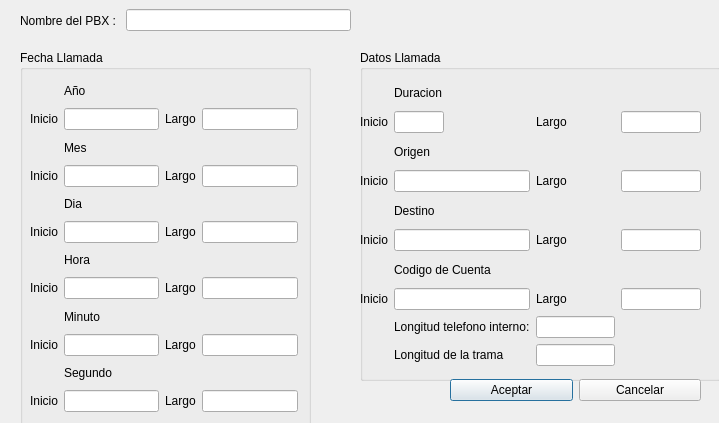
Before: the Qt Designer form Desktop/CRUD_PBX.ui in vialrogo/pbx-viewer, drawn with Qt 5.
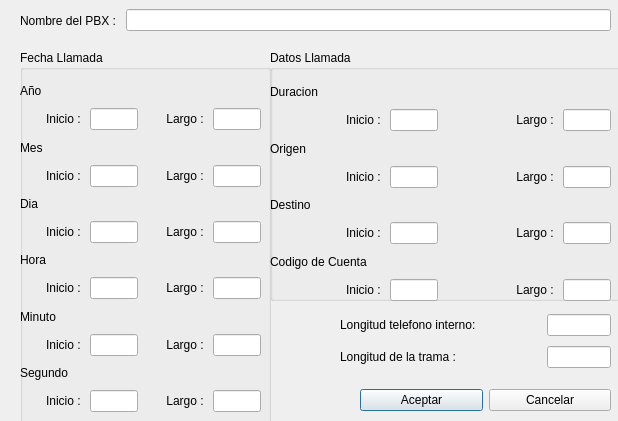
After: the same form once the commit is applied.

What changed in the file:
```diff
--- a/Desktop/CRUD_PBX.ui
+++ b/Desktop/CRUD_PBX.ui
@@ -6,19 +6,19 @@
    <rect>
     <x>0</x>
     <y>0</y>
-    <width>719</width>
-    <height>423</height>
+    <width>618</width>
+    <height>421</height>
    </rect>
   </property>
   <property name="windowTitle">
-   <string>CRUD_PBX</string>
+   <string>Configuracion de perfiles de PBX</string>
   </property>
   <widget class="QGroupBox" name="groupBox">
    <property name="geometry">
     <rect>
      <x>20</x>
      <y>50</y>
-     <width>291</width>
+     <width>251</width>
      <height>381</height>
     </rect>
    </property>
@@ -28,41 +28,150 @@
    <widget class="QWidget" name="gridLayoutWidget">
     <property name="geometry">
      <rect>
-      <x>10</x>
+      <x>0</x>
       <y>30</y>
-      <width>268</width>
+      <width>241</width>
       <height>332</height>
      </rect>
     </property>
     <layout class="QGridLayout" name="gridLayout">
-     <item row="2" column="0">
+     <item row="3" column="0">
       <widget class="QLabel" name="label_2">
        <property name="text">
-        <string>Inicio</string>
+        <string>Inicio : </string>
        </property>
-      </widget>
-     </item>
-     <item row="2" column="1">
-      <widget class="QLineEdit" name="lineEditAnoI"/>
-     </item>
-     <item row="2" column="2">
-      <widget class="QLabel" name="label_3">
-       <property name="text">
-        <string>Largo</string>
+       <property name="alignment">
+        <set>Qt::AlignRight|Qt::AlignTrailing|Qt::AlignVCenter</set>
        </property>
       </widget>
      </item>
-     <item row="2" column="3">
-      <widget class="QLineEdit" name="lineEditAnoL"/>
-     </item>
      <item row="3" column="1">
-      <widget class="QLabel" name="label_4">
-       <property name="text">
-        <string>Mes</string>
+      <widget class="QLineEdit" name="lineEditAnoI">
+       <property name="minimumSize">
+        <size>
+         <width>10</width>
+         <height>0</height>
+        </size>
        </property>
+       <property name="maximumSize">
+        <size>
+         <width>48</width>
+         <height>16777215</height>
+        </size>
+       </property>
       </widget>
      </item>
-     <item row="1" column="1">
+     <item row="3" column="3">
+      <widget class="QLineEdit" name="lineEditAnoL">
+       <property name="maximumSize">
+        <size>
+         <width>48</width>
+         <height>16777215</height>
+        </size>
+       </property>
+      </widget>
+     </item>
+     <item row="5" column="3">
+      <widget class="QLineEdit" name="lineEditMesL">
+       <property name="maximumSize">
+        <size>
+         <width>48</width>
+         <height>16777215</height>
+        </size>
+       </property>
+      </widget>
+     </item>
+     <item row="5" column="1">
+      <widget class="QLineEdit" name="lineEditMesI">
+       <property name="maximumSize">
+        <size>
+         <width>48</width>
+         <height>16777215</height>
+        </size>
+       </property>
+      </widget>
+     </item>
+     <item row="7" column="3">
+      <widget class="QLineEdit" name="lineEditDiaL">
+       <property name="maximumSize">
+        <size>
+         <width>48</width>
+         <height>16777215</height>
+        </size>
+       </property>
+      </widget>
+     </item>
+     <item row="9" column="1">
+      <widget class="QLineEdit" name="lineEditHoraI">
+       <property name="maximumSize">
+        <size>
+         <width>48</width>
+         <height>16777215</height>
+        </size>
+       </property>
+      </widget>
+     </item>
+     <item row="9" column="3">
+      <widget class="QLineEdit" name="lineEditHoraL">
+       <property name="maximumSize">
+        <size>
+         <width>48</width>
+         <height>16777215</height>
+        </size>
+       </property>
+      </widget>
+     </item>
+     <item row="11" column="1">
+      <widget class="QLineEdit" name="lineEditMinutoI">
+       <property name="maximumSize">
+        <size>
+         <width>48</width>
+         <height>16777215</height>
+        </size>
+       </property>
+      </widget>
+     </item>
+     <item row="11" column="3">
+      <widget class="QLineEdit" name="lineEditMinutoL">
+       <property name="maximumSize">
+        <size>
+         <width>48</width>
+         <height>16777215</height>
+        </size>
+       </property>
+      </widget>
+     </item>
+     <item row="13" column="3">
+      <widget class="QLineEdit" name="lineEditSegundoL">
+       <property name="maximumSize">
+        <size>
+         <width>48</width>
+         <height>16777215</height>
+        </size>
+       </property>
+      </widget>
+     </item>
+     <item row="13" column="1">
+      <widget class="QLineEdit" name="lineEditSegundoI">
+       <property name="maximumSize">
+        <size>
+         <width>48</width>
+         <height>16777215</height>
+        </size>
+       </property>
+      </widget>
+     </item>
+     <item row="7" column="1">
+      <widget class="QLineEdit" name="lineEditDiaI">
+       <property name="maximumSize">
+        <size>
+         <width>48</width>
+         <height>16777215</height>
+        </size>
+       </property>
+      </widget>
+     </item>
+     <item row="2" column="0">
       <widget class="QLabel" name="label">
        <property name="frameShadow">
         <enum>QFrame::Plain</enum>
@@ -70,135 +179,158 @@
        <property name="text">
         <string>Año</string>
        </property>
+       <property name="wordWrap">
+        <bool>false</bool>
+       </property>
+       <property name="indent">
+        <number>0</number>
+       </property>
       </widget>
      </item>
-     <item row="4" column="3">
-      <widget class="QLineEdit" name="lineEditMesL"/>
-     </item>
      <item row="4" column="0">
-      <widget class="QLabel" name="label_5">
+      <widget class="QLabel" name="label_4">
        <property name="text">
-        <string>Inicio</string>
+        <string>Mes</string>
        </property>
       </widget>
      </item>
-     <item row="4" column="2">
-      <widget class="QLabel" name="label_6">
-       <property name="text">
-        <string>Largo</string>
-       </property>
-      </widget>
-     </item>
-     <item row="4" column="1">
-      <widget class="QLineEdit" name="lineEditMesI"/>
-     </item>
-     <item row="5" column="1">
+     <item row="6" column="0">
       <widget class="QLabel" name="label_7">
        <property name="text">
         <string>Dia</string>
        </property>
       </widget>
      </item>
-     <item row="6" column="3">
-      <widget class="QLineEdit" name="lineEditDiaL"/>
-     </item>
-     <item row="6" column="0">
-      <widget class="QLabel" name="label_8">
-       <property name="text">
-        <string>Inicio</string>
-       </property>
-      </widget>
-     </item>
-     <item row="6" column="2">
-      <widget class="QLabel" name="label_9">
-       <property name="text">
-        <string>Largo</string>
-       </property>
-      </widget>
-     </item>
      <item row="8" column="0">
-      <widget class="QLabel" name="label_11">
-       <property name="text">
-        <string>Inicio</string>
-       </property>
-      </widget>
-     </item>
-     <item row="8" column="1">
-      <widget class="QLineEdit" name="lineEditHoraI"/>
-     </item>
-     <item row="8" column="2">
-      <widget class="QLabel" name="label_12">
-       <property name="text">
-        <string>Largo</string>
-       </property>
-      </widget>
-     </item>
-     <item row="8" column="3">
-      <widget class="QLineEdit" name="lineEditHoraL"/>
-     </item>
-     <item row="7" column="1">
       <widget class="QLabel" name="label_10">
        <property name="text">
         <string>Hora</string>
        </property>
       </widget>
      </item>
-     <item row="9" column="1">
+     <item row="10" column="0">
       <widget class="QLabel" name="label_13">
        <property name="text">
         <string>Minuto</string>
        </property>
       </widget>
      </item>
-     <item row="10" column="1">
-      <widget class="QLineEdit" name="lineEditMinutoI"/>
-     </item>
-     <item row="10" column="3">
-      <widget class="QLineEdit" name="lineEditMinutoL"/>
-     </item>
-     <item row="10" column="0">
-      <widget class="QLabel" name="label_14">
-       <property name="text">
-        <string>Inicio</string>
-       </property>
-      </widget>
-     </item>
-     <item row="10" column="2">
-      <widget class="QLabel" name="label_15">
-       <property name="text">
-        <string>Largo</string>
-       </property>
-      </widget>
-     </item>
-     <item row="11" column="1">
+     <item row="12" column="0">
       <widget class="QLabel" name="label_16">
        <property name="text">
         <string>Segundo</string>
        </property>
       </widget>
      </item>
-     <item row="12" column="3">
-      <widget class="QLineEdit" name="lineEditSegundoL"/>
+     <item row="5" column="0">
+      <widget class="QLabel" name="label_5">
+       <property name="text">
+        <string>Inicio : </string>
+       </property>
+       <property name="alignment">
+        <set>Qt::AlignRight|Qt::AlignTrailing|Qt::AlignVCenter</set>
+       </property>
+      </widget>
      </item>
-     <item row="12" column="0">
+     <item row="7" column="0">
       <widget class="QLabel" name="label_17">
        <property name="text">
-        <string>Inicio</string>
+        <string>Inicio : </string>
        </property>
+       <property name="alignment">
+        <set>Qt::AlignRight|Qt::AlignTrailing|Qt::AlignVCenter</set>
+       </property>
       </widget>
      </item>
-     <item row="12" column="1">
-      <widget class="QLineEdit" name="lineEditSegundoI"/>
+     <item row="9" column="0">
+      <widget class="QLabel" name="label_14">
+       <property name="text">
+        <string>Inicio : </string>
+       </property>
+       <property name="alignment">
+        <set>Qt::AlignRight|Qt::AlignTrailing|Qt::AlignVCenter</set>
+       </property>
+      </widget>
      </item>
-     <item row="12" column="2">
+     <item row="11" column="0">
+      <widget class="QLabel" name="label_11">
+       <property name="text">
+        <string>Inicio : </string>
+       </property>
+       <property name="alignment">
+        <set>Qt::AlignRight|Qt::AlignTrailing|Qt::AlignVCenter</set>
+       </property>
+      </widget>
+     </item>
+     <item row="13" column="0">
+      <widget class="QLabel" name="label_8">
+       <property name="text">
+        <string>Inicio : </string>
+       </property>
+       <property name="alignment">
+        <set>Qt::AlignRight|Qt::AlignTrailing|Qt::AlignVCenter</set>
+       </property>
+      </widget>
+     </item>
+     <item row="3" column="2">
+      <widget class="QLabel" name="label_3">
+       <property name="text">
+        <string>Largo : </string>
+       </property>
+       <property name="alignment">
+        <set>Qt::AlignRight|Qt::AlignTrailing|Qt::AlignVCenter</set>
+       </property>
+      </widget>
+     </item>
+     <item row="5" column="2">
       <widget class="QLabel" name="label_18">
        <property name="text">
-        <string>Largo</string>
+        <string>Largo : </string>
        </property>
+       <property name="alignment">
+        <set>Qt::AlignRight|Qt::AlignTrailing|Qt::AlignVCenter</set>
+       </property>
       </widget>
      </item>
-     <item row="6" column="1">
-      <widget class="QLineEdit" name="lineEditDiaI"/>
+     <item row="7" column="2">
+      <widget class="QLabel" name="label_15">
+       <property name="text">
+        <string>Largo : </string>
+       </property>
+       <property name="alignment">
+        <set>Qt::AlignRight|Qt::AlignTrailing|Qt::AlignVCenter</set>
+       </property>
+      </widget>
+     </item>
+     <item row="9" column="2">
+      <widget class="QLabel" name="label_12">
+       <property name="text">
+        <string>Largo : </string>
+       </property>
+       <property name="alignment">
+        <set>Qt::AlignRight|Qt::AlignTrailing|Qt::AlignVCenter</set>
+       </property>
+      </widget>
+     </item>
+     <item row="11" column="2">
+      <widget class="QLabel" name="label_9">
+       <property name="text">
+        <string>Largo : </string>
+       </property>
+       <property name="alignment">
+        <set>Qt::AlignRight|Qt::AlignTrailing|Qt::AlignVCenter</set>
+       </property>
+      </widget>
+     </item>
+     <item row="13" column="2">
+      <widget class="QLabel" name="label_6">
+       <property name="text">
+        <string>Largo : </string>
+       </property>
+       <property name="alignment">
+        <set>Qt::AlignRight|Qt::AlignTrailing|Qt::AlignVCenter</set>
+       </property>
+      </widget>
      </item>
     </layout>
    </widget>
@@ -208,7 +340,7 @@
     <rect>
      <x>20</x>
      <y>0</y>
-     <width>331</width>
+     <width>591</width>
      <height>41</height>
     </rect>
    </property>
@@ -228,10 +360,10 @@
   <widget class="QGroupBox" name="groupBox_2">
    <property name="geometry">
     <rect>
-     <x>360</x>
+     <x>270</x>
      <y>50</y>
      <width>361</width>
-     <height>331</height>
+     <height>251</height>
     </rect>
    </property>
    <property name="title">
@@ -243,153 +375,206 @@
       <x>0</x>
       <y>30</y>
       <width>341</width>
-      <height>286</height>
+      <height>221</height>
      </rect>
     </property>
     <layout class="QGridLayout" name="gridLayout_2">
-     <item row="1" column="0">
-      <widget class="QLabel" name="label_21">
-       <property name="text">
-        <string>Inicio</string>
-       </property>
-      </widget>
-     </item>
      <item row="1" column="1">
       <widget class="QLineEdit" name="lineEditDuracionI">
        <property name="maximumSize">
         <size>
-         <width>50</width>
+         <width>48</width>
          <height>16777215</height>
         </size>
        </property>
       </widget>
      </item>
-     <item row="1" column="2">
-      <widget class="QLabel" name="label_22">
-       <property name="text">
-        <string>Largo</string>
-       </property>
-      </widget>
-     </item>
      <item row="1" column="3">
-      <widget class="QLineEdit" name="lineEditDuracionL"/>
-     </item>
-     <item row="0" column="1">
-      <widget class="QLabel" name="label_20">
-       <property name="text">
-        <string>Duracion</string>
-       </property>
-      </widget>
-     </item>
-     <item row="2" column="1">
-      <widget class="QLabel" name="label_23">
-       <property name="text">
-        <string>Origen</string>
+      <widget class="QLineEdit" name="lineEditDuracionL">
+       <property name="maximumSize">
+        <size>
+         <width>48</width>
+         <height>16777215</height>
+        </size>
        </property>
       </widget>
      </item>
      <item row="3" column="1">
-      <widget class="QLineEdit" name="lineEditOrigenI"/>
-     </item>
-     <item row="3" column="0">
-      <widget class="QLabel" name="label_24">
-       <property name="text">
-        <string>Inicio</string>
-       </property>
-      </widget>
-     </item>
-     <item row="3" column="2">
-      <widget class="QLabel" name="label_25">
-       <property name="text">
-        <string>Largo</string>
+      <widget class="QLineEdit" name="lineEditOrigenI">
+       <property name="maximumSize">
+        <size>
+         <width>48</width>
+         <height>16777215</height>
+        </size>
        </property>
       </widget>
      </item>
      <item row="3" column="3">
-      <widget class="QLineEdit" name="lineEditOrigenL"/>
+      <widget class="QLineEdit" name="lineEditOrigenL">
+       <property name="maximumSize">
+        <size>
+         <width>48</width>
+         <height>16777215</height>
+        </size>
+       </property>
+      </widget>
      </item>
-     <item row="4" column="1">
+     <item row="5" column="3">
+      <widget class="QLineEdit" name="lineEditDestinoL">
+       <property name="maximumSize">
+        <size>
+         <width>48</width>
+         <height>16777215</height>
+        </size>
+       </property>
+      </widget>
+     </item>
+     <item row="5" column="1">
+      <widget class="QLineEdit" name="lineEditDestinoI">
+       <property name="maximumSize">
+        <size>
+         <width>48</width>
+         <height>16777215</height>
+        </size>
+       </property>
+      </widget>
+     </item>
+     <item row="7" column="1">
+      <widget class="QLineEdit" name="lineEditCuentaI">
+       <property name="maximumSize">
+        <size>
+         <width>48</width>
+         <height>16777215</height>
+        </size>
+       </property>
+      </widget>
+     </item>
+     <item row="7" column="3">
+      <widget class="QLineEdit" name="lineEditCuentaL">
+       <property name="maximumSize">
+        <size>
+         <width>48</width>
+         <height>16777215</height>
+        </size>
+       </property>
+      </widget>
+     </item>
+     <item row="6" column="0">
+      <widget class="QLabel" name="label_29">
+       <property name="text">
+        <string>Codigo de Cuenta</string>
+       </property>
+      </widget>
+     </item>
+     <item row="4" column="0">
       <widget class="QLabel" name="label_26">
        <property name="text">
         <string>Destino</string>
        </property>
       </widget>
      </item>
-     <item row="5" column="3">
-      <widget class="QLineEdit" name="lineEditDestinoL"/>
+     <item row="2" column="0">
+      <widget class="QLabel" name="label_23">
+       <property name="text">
+        <string>Origen</string>
+       </property>
+      </widget>
      </item>
-     <item row="5" column="2">
-      <widget class="QLabel" name="label_27">
+     <item row="0" column="0">
+      <widget class="QLabel" name="label_20">
        <property name="text">
-        <string>Largo</string>
+        <string>Duracion</string>
        </property>
       </widget>
      </item>
-     <item row="5" column="1">
-      <widget class="QLineEdit" name="lineEditDestinoI"/>
+     <item row="1" column="0">
+      <widget class="QLabel" name="label_21">
+       <property name="text">
+        <string>Inicio : </string>
+       </property>
+       <property name="alignment">
+        <set>Qt::AlignRight|Qt::AlignTrailing|Qt::AlignVCenter</set>
+       </property>
+      </widget>
+     </item>
+     <item row="3" column="0">
+      <widget class="QLabel" name="label_34">
+       <property name="text">
+        <string>Inicio : </string>
+       </property>
+       <property name="alignment">
+        <set>Qt::AlignRight|Qt::AlignTrailing|Qt::AlignVCenter</set>
+       </property>
+      </widget>
      </item>
      <item row="5" column="0">
       <widget class="QLabel" name="label_28">
        <property name="text">
-        <string>Inicio</string>
+        <string>Inicio : </string>
        </property>
-      </widget>
-     </item>
-     <item row="6" column="1">
-      <widget class="QLabel" name="label_29">
-       <property name="text">
-        <string>Codigo de Cuenta</string>
+       <property name="alignment">
+        <set>Qt::AlignRight|Qt::AlignTrailing|Qt::AlignVCenter</set>
        </property>
       </widget>
      </item>
-     <item row="7" column="1">
-      <widget class="QLineEdit" name="lineEditCuentaI"/>
-     </item>
      <item row="7" column="0">
+      <widget class="QLabel" name="label_24">
+       <property name="text">
+        <string>Inicio : </string>
+       </property>
+       <property name="alignment">
+        <set>Qt::AlignRight|Qt::AlignTrailing|Qt::AlignVCenter</set>
+       </property>
+      </widget>
+     </item>
+     <item row="1" column="2">
       <widget class="QLabel" name="label_30">
        <property name="text">
-        <string>Inicio</string>
+        <string>Largo : </string>
+       </property>
+       <property name="alignment">
+        <set>Qt::AlignRight|Qt::AlignTrailing|Qt::AlignVCenter</set>
+       </property>
+      </widget>
+     </item>
+     <item row="3" column="2">
+      <widget class="QLabel" name="label_27">
+       <property name="text">
+        <string>Largo : </string>
+       </property>
+       <property name="alignment">
+        <set>Qt::AlignRight|Qt::AlignTrailing|Qt::AlignVCenter</set>
+       </property>
+      </widget>
+     </item>
+     <item row="5" column="2">
+      <widget class="QLabel" name="label_25">
+       <property name="text">
+        <string>Largo : </string>
+       </property>
+       <property name="alignment">
+        <set>Qt::AlignRight|Qt::AlignTrailing|Qt::AlignVCenter</set>
        </property>
       </widget>
      </item>
      <item row="7" column="2">
-      <widget class="QLabel" name="label_31">
+      <widget class="QLabel" name="label_22">
        <property name="text">
-        <string>Largo</string>
+        <string>Largo : </string>
        </property>
-      </widget>
-     </item>
-     <item row="7" column="3">
-      <widget class="QLineEdit" name="lineEditCuentaL"/>
-     </item>
-     <item row="8" column="1">
-      <widget class="QLabel" name="label_32">
-       <property name="text">
-        <string>Longitud telefono interno:</string>
+       <property name="alignment">
+        <set>Qt::AlignRight|Qt::AlignTrailing|Qt::AlignVCenter</set>
        </property>
       </widget>
      </item>
-     <item row="8" column="2">
-      <widget class="QLineEdit" name="lineEditInternoL"/>
-     </item>
-     <item row="9" column="1">
-      <widget class="QLabel" name="label_33">
-       <property name="text">
-        <string>Longitud de la trama</string>
-       </property>
-      </widget>
-     </item>
-     <item row="9" column="2">
-      <widget class="QLineEdit" name="lineEditTramaL"/>
-     </item>
     </layout>
    </widget>
   </widget>
   <widget class="QWidget" name="horizontalLayoutWidget_2">
    <property name="geometry">
     <rect>
-     <x>450</x>
-     <y>370</y>
+     <x>360</x>
+     <y>380</y>
      <width>251</width>
      <height>41</height>
     </rect>
@@ -411,6 +596,52 @@
     </item>
    </layout>
   </widget>
+  <widget class="QWidget" name="gridLayoutWidget_3">
+   <property name="geometry">
+    <rect>
+     <x>340</x>
+     <y>310</y>
+     <width>271</width>
+     <height>62</height>
+    </rect>
+   </property>
+   <layout class="QGridLayout" name="gridLayout_3">
+    <item row="1" column="0">
+     <widget class="QLabel" name="label_33">
+      <property name="text">
+       <string>Longitud de la trama : </string>
+      </property>
+     </widget>
+    </item>
+    <item row="0" column="1">
+     <widget class="QLineEdit" name="lineEditInternoL">
+      <property name="maximumSize">
+       <size>
+        <width>64</width>
+        <height>16777215</height>
+       </size>
+      </property>
+     </widget>
+    </item>
+    <item row="1" column="1">
+     <widget class="QLineEdit" name="lineEditTramaL">
+      <property name="maximumSize">
+       <size>
+        <width>64</width>
+        <height>16777215</height>
+       </size>
+      </property>
+     </widget>
+    </item>
+    <item row="0" column="0">
+     <widget class="QLabel" name="label_32">
+      <property name="text">
+       <string>Longitud telefono interno:</string>
+      </property>
+     </widget>
+    </item>
+   </layout>
+  </widget>
  </widget>
  <resources/>
  <connections/>
```
Left out of the diff: 27 changed lines with no effect on the pictures.
